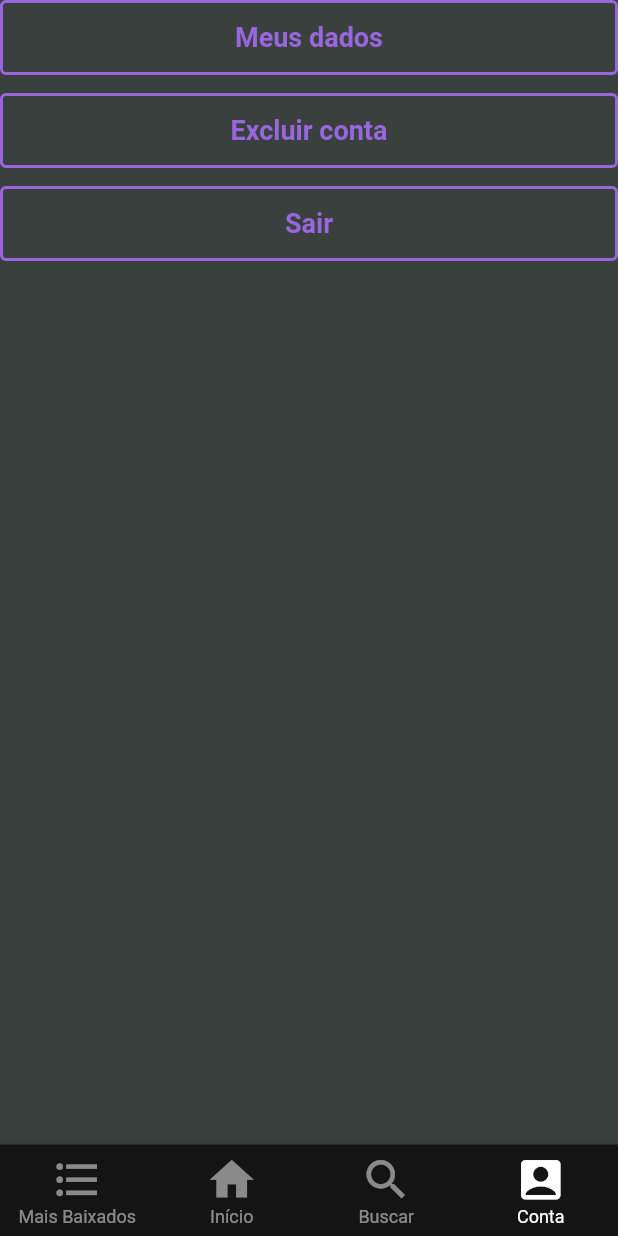
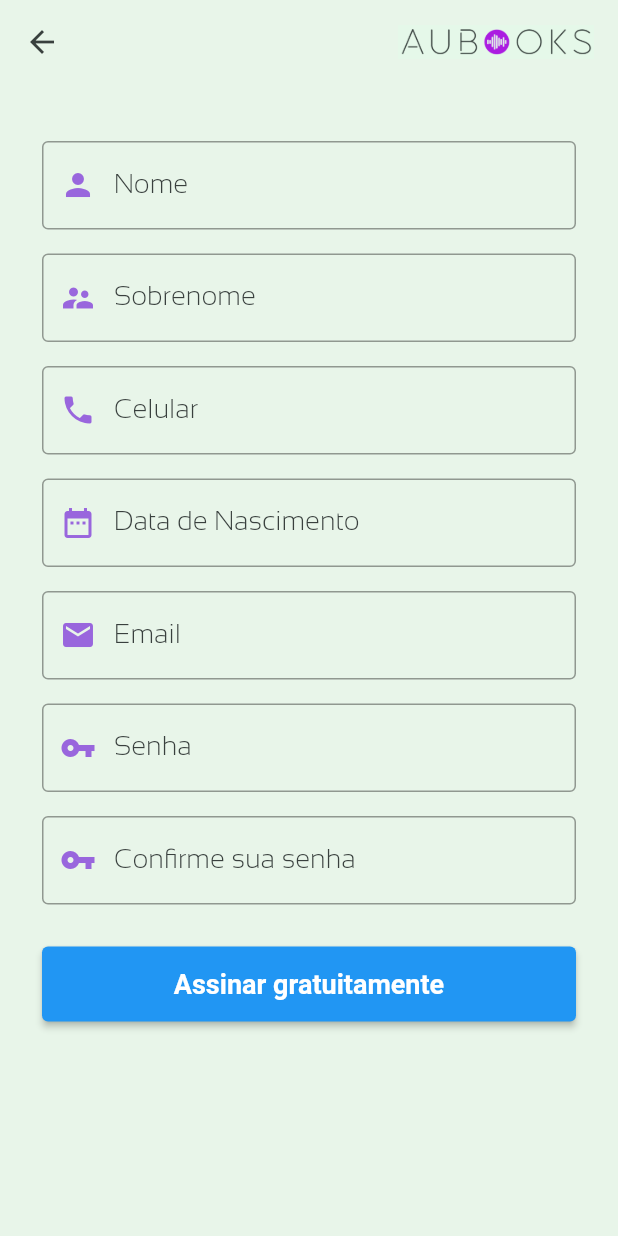
Before and after one commit to gabihtoledo0/aubooks, a Flutter app: the HomePageNavigation screen opened directly, item 4 of the bottom bar chosen, after a tap on "Meus dados", on a phone screen of 412 x 824 dp. Run offline on Flutter 3.47's test engine with Material 2 defaults, Android fonts, the phone set to English and light mode, and no system bars; our stand-ins replace anim_search_bar, audio_service, audioplayers, cached_network_image, mask_text_input_formatter, parse_server_sdk_flutter and 2 more; missing offline and left inert: miniplayer; accounts and stored records are empty; network calls fail; statements that could not run were skipped.

Commit message:
AlterUser
Pagina AlterUser criada, acessada ao clicar em meus dados na homepage

```diff
--- a/lib/pages/home/homepage_navigation.dart
+++ b/lib/pages/home/homepage_navigation.dart
@@ -7,6 +7,7 @@ import 'package:aubooks/resources/notifiers/audio_books_notifier.dart';
 import 'package:provider/provider.dart';
 
 import '../login/login.dart';
+import '../register/AlterUser.dart';
 
 class HomePageNavigation extends StatefulWidget {
   const HomePageNavigation({Key? key}) : super(key: key);
@@ -36,7 +37,10 @@ class _HomePageNavigation extends State<HomePageNavigation> {
                   color: Color(0xFF9966DD)),
             ),
             onPressed: () {
-              debugPrint('Received click');
+              Navigator.push(
+                context,
+                MaterialPageRoute(builder: (context) => AlterUser ()),
+              );
             },
             style: OutlinedButton.styleFrom(
               side:
--- /dev/null
+++ b/lib/pages/register/AlterUser.dart
@@ -0,0 +1,375 @@
+import 'package:flutter/material.dart';
+import 'package:aubooks/components/logo.dart';
+import 'package:aubooks/pages/login/login.dart';
+import 'package:parse_server_sdk_flutter/parse_server_sdk.dart';
+import './validator.dart';
+import 'package:mask_text_input_formatter/mask_text_input_formatter.dart';
+
+
+class AlterUser extends StatefulWidget {
+  const AlterUser({Key? key, required}) : super(key: key);
+
+@override
+_AlterUser createState() => _AlterUser();
+}
+
+class _AlterUser extends State<AlterUser> {
+  final _formKey = GlobalKey<FormState>();
+  final controllerUsername = TextEditingController();
+  final controllerSurname = TextEditingController();
+  final controllerEmail = TextEditingController();
+  final controllerSenha = TextEditingController();
+  final controllerCsenha = TextEditingController();
+  final controllerPhone = TextEditingController();
+  final controllerNasc = TextEditingController();
+  FocusNode focus = FocusNode();
+  Validator valida = Validator();
+
+  final maskFormatter = MaskTextInputFormatter(
+      mask: '(##)#####-####', filter: {"#": RegExp(r'[0-9]')});
+
+  final maskFormatterDate = MaskTextInputFormatter(
+      mask: '##/##/####', filter: {"#": RegExp(r'[0-9]')});
+
+
+
+  @override
+  Widget build(BuildContext context) {
+    return Scaffold(
+      appBar: AppBar(
+        title: Container(
+          child: LogoImageAsset(
+            height: 23,
+            align: Alignment.centerRight,
+          ),
+        ),
+        elevation: 0,
+        iconTheme: IconThemeData(color: Color(0xFF39403E)),
+        backgroundColor: Colors.green[50],
+      ),
+      backgroundColor: Colors.green[50],
+      body: Form(
+        key: _formKey,
+        child: ListView(
+          children: <Widget>[
+            Container(
+              padding: const EdgeInsets.all(28.0),
+              child: Column(
+                mainAxisAlignment: MainAxisAlignment.center,
+                children: [
+                  const SizedBox(height: 10),
+                  TextFormField(
+                    controller: controllerUsername,
+                    validator: valida.validarNome,
+                    decoration: const InputDecoration(
+                      labelStyle: TextStyle(
+                        fontSize: 18,
+                        fontFamily: 'Sansation',
+                        fontWeight: FontWeight.w300,
+                        color: Color(0xFF39403E),
+                      ),
+                      labelText: "Nome",
+                      border: OutlineInputBorder(),
+                      focusedBorder: OutlineInputBorder(
+                          borderSide: BorderSide(
+                            color: Color(0xFF9966DD),
+                          )),
+                      prefixIcon: Icon(Icons.person, color: Color(0xFF9966DD)),
+                    ),
+                    keyboardType: TextInputType.name,
+                    // validator: valida.validarNome,
+                  ),
+                  const SizedBox(
+                    height: 16.0,
+                  ),
+                  TextFormField(
+                    controller: controllerSurname,
+                    validator:
+                    valida.validarNome,
+                    decoration: const InputDecoration(
+                      labelStyle: TextStyle(
+                        fontSize: 18,
+                        fontFamily: 'Sansation',
+                        fontWeight: FontWeight.w300,
+                        color: Color(0xFF39403E),
+                      ),
+                      focusedBorder: OutlineInputBorder(
+                          borderSide: BorderSide(
+                            color: Color(0xFF9966DD),
+                          )),
+                      labelText: "Sobrenome",
+                      border: OutlineInputBorder(),
+                      prefixIcon: Icon(Icons.supervisor_account,
+                          color: Color(0xFF9966DD)),
+                    ),
+                    keyboardType: TextInputType.name,
+                    // validator: valida.validarNome,
+                  ),
+                  const SizedBox(
+                    height: 16.0,
+                  ),
+                  TextFormField(
+                    controller: controllerPhone,
+                    validator:
+                    valida.validarCelular,
+                    inputFormatters: [maskFormatter],
+                    decoration: const InputDecoration(
+                      labelStyle: TextStyle(
+                        fontSize: 18,
+                        fontFamily: 'Sansation',
+                        fontWeight: FontWeight.w300,
+                        color: Color(0xFF39403E),
+                      ),
+                      focusedBorder: OutlineInputBorder(
+                          borderSide: BorderSide(
+                            color: Color(0xFF9966DD),
+                          )),
+                      labelText: "Celular",
+                      border: OutlineInputBorder(),
+                      prefixIcon:
+                      Icon(Icons.local_phone, color: Color(0xFF9966DD)),
+                    ),
+                    keyboardType: TextInputType.phone,
+                    // validator: valida.validarCelular,
+                  ),
+                  const SizedBox(
+                    height: 16.0,
+                  ),
+                  TextFormField(
+                    controller: controllerNasc,
+                    inputFormatters: [maskFormatterDate],
+                    validator: (value) {
+                      if (value!.isEmpty) {
+                        return "Informe a data de nascimento";
+                      }
+                    },
+                    decoration: const InputDecoration(
+                      labelStyle: TextStyle(
+                        fontSize: 18,
+                        fontFamily: 'Sansation',
+                        fontWeight: FontWeight.w300,
+                        color: Color(0xFF39403E),
+                      ),
+                      focusedBorder: OutlineInputBorder(
+                          borderSide: BorderSide(
+                            color: Color(0xFF9966DD),
+                          )),
+                      labelText: "Data de Nascimento",
+                      border: OutlineInputBorder(),
+                      prefixIcon:
+                      Icon(Icons.date_range, color: Color(0xFF9966DD)),
+                    ),
+                    keyboardType: TextInputType.datetime,
+                    // validator: valida.validarNome,
+                  ),
+                  const SizedBox(
+                    height: 16.0,
+                  ),
+                  TextFormField(
+                    controller: controllerEmail,
+                    validator:
+                    valida.validarEmail,
+                    decoration: const InputDecoration(
+                      labelStyle: TextStyle(
+                        fontSize: 18,
+                        fontFamily: 'Sansation',
+                        fontWeight: FontWeight.w300,
+                        color: Color(0xFF39403E),
+                      ),
+                      focusedBorder: OutlineInputBorder(
+                          borderSide: BorderSide(
+                            color: Color(0xFF9966DD),
+                          )),
+                      labelText: "Email",
+                      border: OutlineInputBorder(),
+                      prefixIcon: Icon(Icons.email, color: Color(0xFF9966DD)),
+                    ),
+                    keyboardType: TextInputType.emailAddress,
+                    // validator: valida.validarEmail,
+                  ),
+                  const SizedBox(
+                    height: 16.0,
+                  ),
+                  TextFormField(
+                    controller: controllerSenha,
+                    validator:
+                    valida.validarSenha,
+                    decoration: const InputDecoration(
+                      labelStyle: TextStyle(
+                        fontSize: 18,
+                        fontFamily: 'Sansation',
+                        fontWeight: FontWeight.w300,
+                        color: Color(0xFF39403E),
+                      ),
+                      focusedBorder: OutlineInputBorder(
+                          borderSide: BorderSide(
+                            color: Color(0xFF9966DD),
+                          )),
+                      labelText: "Senha",
+                      border: OutlineInputBorder(),
+                      prefixIcon: Icon(Icons.vpn_key, color: Color(0xFF9966DD)),
+                    ),
+                    obscureText: true,
+                    keyboardType: TextInputType.visiblePassword,
+                    // validator: valida.validarSenha,
+                  ),
+                  const SizedBox(
+                    height: 16.0,
+                  ),
+                  TextFormField(
+                    controller: controllerCsenha,
+                    decoration: const InputDecoration(
+                      labelStyle: TextStyle(
+                        fontSize: 18,
+                        fontFamily: 'Sansation',
+                        fontWeight: FontWeight.w300,
+                        color: Color(0xFF39403E),
+                      ),
+                      focusedBorder: OutlineInputBorder(
+                          borderSide: BorderSide(
+                            color: Color(0xFF9966DD),
+                          )),
+                      labelText: "Confirme sua senha",
+                      border: OutlineInputBorder(),
+                      prefixIcon: Icon(Icons.vpn_key, color: Color(0xFF9966DD)),
+                    ),
+                    obscureText: true,
+                    keyboardType: TextInputType.visiblePassword,
+                    validator: (_confSenhaController) {
+                      final senha = controllerSenha.text;
+                      if (_confSenhaController!.isEmpty ||
+                          _confSenhaController != senha)
+                        return "As senhas não conferem";
+                      return null;
+                    },
+                  ),
+                  const SizedBox(
+                    height: 28.0,
+                  ),
+                  SizedBox(
+                    height: 50.0,
+                    width: MediaQuery.of(context).size.width,
+                    child: ElevatedButton(
+                      /*shape: RoundedRectangleBorder(
+                           borderRadius: BorderRadius.circular(8.0),
+                           side: BorderSide(color: Color(0xFFF8BBD0))),*/
+                        child: const Text(
+                          "Assinar gratuitamente",
+                          style: TextStyle(
+                              fontSize: 18.0, fontWeight: FontWeight.bold),
+
+                        ), onPressed: ()
+                    async {
+                      // Add Profile objects and create table
+                      final username = controllerUsername.text.trim();
+                      final email = controllerEmail.text.trim();
+                      final senha = controllerSenha.text.trim();
+                      final csenha = controllerCsenha.text.trim();
+                      final surname = controllerSurname.text.trim();
+                      final phone = controllerPhone.text.trim();
+                      final nasc = controllerNasc.text.trim();
+
+                      var profile = ParseObject('Profile');
+                      profile.set('Nome', username);
+                      profile.set('email', email);
+                      profile.set('Sobrenome', surname);
+                      profile.set('Nascimento', nasc);
+                      profile.set('Telefone', phone);
+
+                      final user = ParseUser.createUser(username, senha, email);
+
+                      var response = await user.signUp();
+
+                      await profile.save();
+                      ;
+
+                      Navigator.push(context,
+                        MaterialPageRoute(
+                          builder: (context) => LoginScreen(),
+                        ),
+                      );
+                    }
+                    ),
+                  ),
+                ],
+              ),
+            ),
+          ],
+        ),
+      ),
+    );
+  }
+
+// void register() async {
+//   final String name = _nameController.text;
+//   final String surname = _surnameController.text;
+//   final String email = _emailController.text;
+//   final String senha = _senhaController.text;
+//   final String phone = _phoneController.text;
+//   final String date = _dateOfBirthController.text;
+
+//   showSucessDialog(context);
+
+//   // int inter = await interDao.insert(c);
+//   //
+//   // if (inter != null) {
+//   //   print("realizado cadastro");
+//   //   showSucessDialog(context);
+//   // } else {
+//   //   showAlertDialog(context);
+//   //   print("usuário já cadastrado");
+//   // }
+// }
+}
+
+showAlertDialog(BuildContext context) {
+  // configura o button
+  Widget okButton = TextButton(
+    child: Text("OK"),
+    onPressed: () {
+      Navigator.of(context).pop();
+    },
+  );
+  // configura o  AlertDialog
+  AlertDialog alerta = AlertDialog(
+    title: Text("Email já cadastrado"),
+    content: Text(
+        "Tente cadastrar outro email ou vá até a tela de login e entre com esse email."),
+    actions: [
+      okButton,
+    ],
+  );
+  // exibe o dialog
+  showDialog(
+    context: context,
+    builder: (BuildContext context) {
+      return alerta;
+    },
+  );
+}
+
+showSucessDialog(BuildContext context) {
+  // configura o button
+  Widget loginButton = TextButton(
+    child: Text("LOGIN"),
+    onPressed: () {
+      Navigator.push(
+        context,
+        MaterialPageRoute(builder: (context) => LoginScreen()),
+      );
+    },
+  );
+  // configura o  AlertDialog
+  AlertDialog alerta = AlertDialog(
+    title: Text("Usuário cadastrado com sucesso"),
+    actions: [
+      loginButton,
+    ],
+  );
+  // exibe o dialog
+  showDialog(
+    context: context,
+    builder: (BuildContext context) {
+      return alerta;
+    },
+  );}
```
